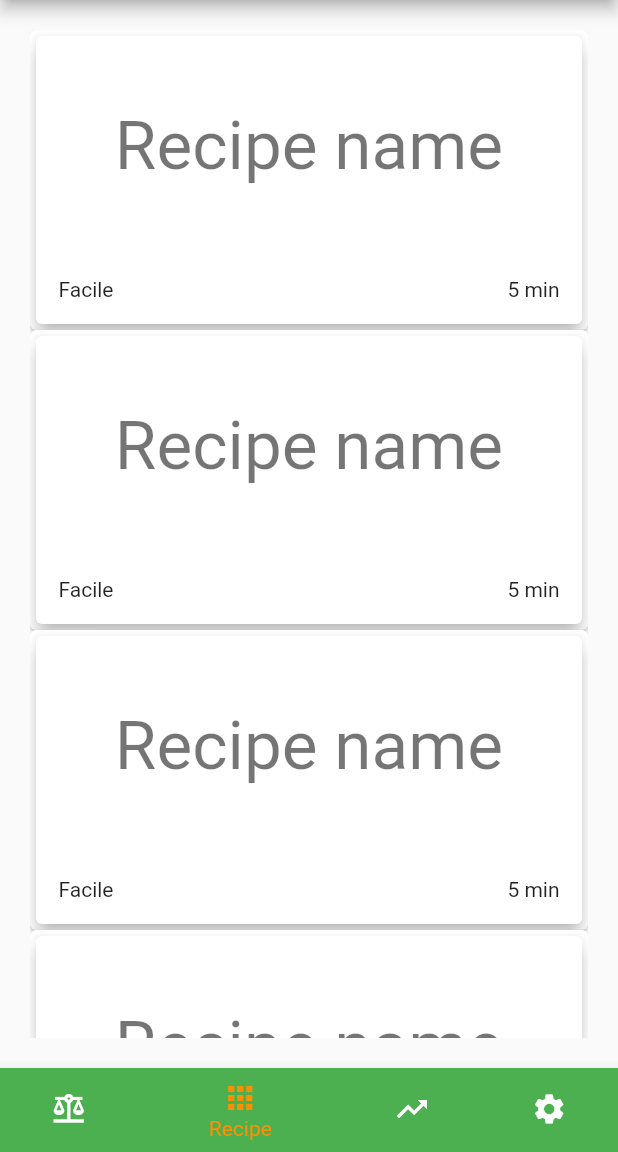
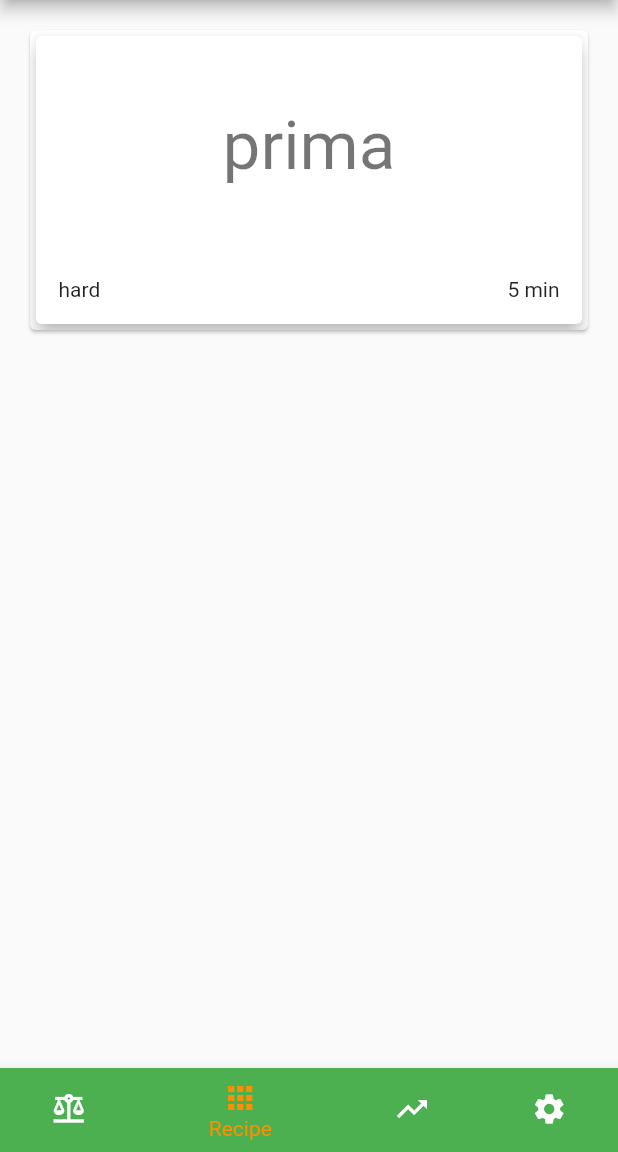
Before and after one commit to ict-fitflow/app, a Flutter app: the screen it shows after launch, item 2 of the bottom bar chosen, on a phone screen of 412 x 824 dp, the part 84-1236 px from its top. Run offline on Flutter 3.47's test engine with Material 2 defaults, Android fonts, the light colour scheme and no system bars; our stand-ins replace fl_chart; missing offline and left inert: flutter_picker.

Commit message:
feat(recipies): mock data

```diff
--- a/lib/class/recipe.dart
+++ b/lib/class/recipe.dart
@@ -1,3 +1,17 @@
+import 'package:fitflow/class/step.dart';
+
+enum RecipeDifficulty {
+  easy,
+  medium,
+  hard
+}
+
 class Recipe {
 
+  String name;
+  RecipeDifficulty difficulty;
+  int time;
+  List<Step> steps;
+
+  Recipe(this.name, this.difficulty, this.time, this.steps);
 }
--- /dev/null
+++ b/lib/class/step.dart
@@ -0,0 +1,10 @@
+import 'package:fitflow/class/pouring_config.dart';
+
+class Step {
+
+  PouringConfig? pour;
+  String description;
+
+  Step(this.description, this.pour);
+
+}
--- a/lib/mocks/recipe.dart
+++ b/lib/mocks/recipe.dart
@@ -0,0 +1,13 @@
+import 'package:fitflow/class/pouring_config.dart';
+import 'package:fitflow/class/recipe.dart';
+import 'package:fitflow/class/step.dart';
+
+final List<Recipe> recipes = [
+  Recipe(
+      "prima", RecipeDifficulty.hard, 5,
+      [
+        Step("Aggiungiamo qualcosa", PouringConfig(5, 2)),
+        Step("Mescoliamo per bene", null)
+      ]
+  ),
+];
--- a/lib/ui/pages/recipe.dart
+++ b/lib/ui/pages/recipe.dart
@@ -1,7 +1,9 @@
+import 'package:fitflow/class/recipe.dart';
 import 'package:flutter/material.dart';
 
 class RecipePage extends StatefulWidget {
-  const RecipePage({Key? key}) : super(key: key);
+  Recipe recipe;
+  RecipePage({Key? key, required this.recipe}) : super(key: key);
 
   @override
   State<RecipePage> createState() => _RecipePageState();
@@ -21,17 +23,17 @@ class _RecipePageState extends State<RecipePage> {
           const Padding(padding: EdgeInsets.symmetric(vertical: 5)),
           Center(
             child: Text(
-              'Recipe name',
+              widget.recipe.name,
               style: Theme.of(context).textTheme.displaySmall
             )
           ),
-          const Padding(
-            padding: EdgeInsets.all(15),
+          Padding(
+            padding: const EdgeInsets.all(15),
             child: Row(
               mainAxisAlignment: MainAxisAlignment.spaceBetween,
               children: [
-                Text('Facile'),
-                Text('5 min')
+                Text(widget.recipe.difficulty.name),
+                Text('${widget.recipe.time} min')
               ],
             ),
           ),
--- a/lib/ui/tabs/recipies.dart
+++ b/lib/ui/tabs/recipies.dart
@@ -1,4 +1,6 @@
 import 'package:animations/animations.dart';
+import 'package:fitflow/class/recipe.dart';
+import 'package:fitflow/mocks/recipe.dart';
 import 'package:fitflow/ui/pages/recipe.dart';
 import 'package:flutter/material.dart';
 
@@ -27,14 +29,15 @@ class _RecipePageStfullState extends State<RecipePageStfull> {
   @override
   Widget build(BuildContext context) {
     return ListView.builder(
-      itemCount: 10,
+      itemCount: recipes.length,
       itemBuilder: (context, index) {
         return _OpenContainerWrapper(
           transitionType: _transitionType,
           closedBuilder: (BuildContext _, VoidCallback openContainer) {
-            return _RecipeCard(openContainer: openContainer);
+            return _RecipeCard(openContainer: openContainer, recipe: recipes[index]);
           },
           onClosed: (bool? isMarkedAsDone) => print('modal close'),
+          recipe: recipes[index]
         );
       }
     );
@@ -42,13 +45,16 @@ class _RecipePageStfullState extends State<RecipePageStfull> {
 }
 
 class _RecipeCard extends StatelessWidget {
-  const _RecipeCard({required this.openContainer});
+  Recipe recipe;
+
+  _RecipeCard({required this.openContainer, required this.recipe});
 
   final VoidCallback openContainer;
 
   @override
   Widget build(BuildContext context) {
     return _InkWellOverlay(
+      recipe: recipe,
       openContainer: openContainer,
       height: 200,
       child: Card(
@@ -61,18 +67,18 @@ class _RecipeCard extends StatelessWidget {
               Expanded(
                 child: Center(
                   child: Text(
-                    'Recipe name',
+                    recipe.name,
                     style: Theme.of(context).textTheme.displaySmall
                   )
                 )
               ),
-              const Padding(
-                padding: EdgeInsets.all(15),
+              Padding(
+                padding: const EdgeInsets.all(15),
                 child: Row(
                   mainAxisAlignment: MainAxisAlignment.spaceBetween,
                   children: [
-                    Text('Facile'),
-                    Text('5 min')
+                    Text(recipe.difficulty.name),
+                    Text('${recipe.time} min')
                   ],
                 ),
               )
@@ -85,10 +91,13 @@ class _RecipeCard extends StatelessWidget {
 }
 
 class _InkWellOverlay extends StatelessWidget {
-  const _InkWellOverlay({
+  Recipe recipe;
+
+  _InkWellOverlay({
     this.openContainer,
     this.height,
     this.child,
+    required this.recipe,
   });
 
   final VoidCallback? openContainer;
@@ -108,10 +117,13 @@ class _InkWellOverlay extends StatelessWidget {
 }
 
 class _OpenContainerWrapper extends StatelessWidget {
-  const _OpenContainerWrapper({
+  Recipe recipe;
+
+  _OpenContainerWrapper({
     required this.closedBuilder,
     required this.transitionType,
     required this.onClosed,
+    required this.recipe,
   });
 
   final CloseContainerBuilder closedBuilder;
@@ -123,7 +135,7 @@ class _OpenContainerWrapper extends StatelessWidget {
     return OpenContainer<bool>(
       transitionType: transitionType,
       openBuilder: (BuildContext context, VoidCallback _) {
-        return const RecipePage();
+        return RecipePage(recipe: recipe);
       },
       onClosed: onClosed,
       tappable: false,
```
